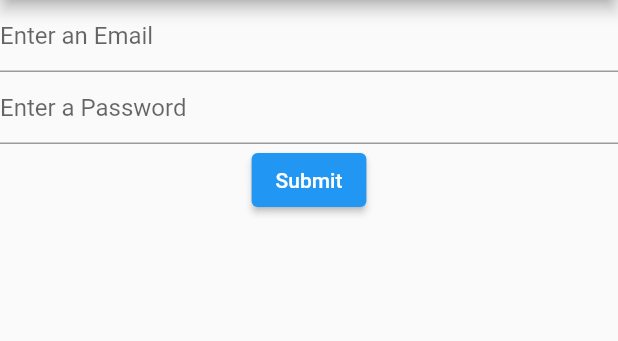
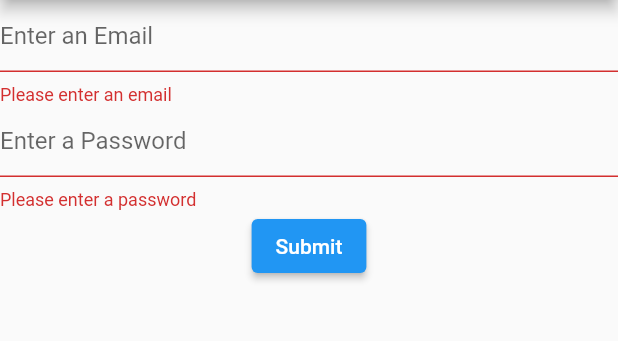
Before and after one commit to simpleittools/flutter_twit, a Flutter app: the screen it shows after launch, after a tap on "Submit", on a phone screen of 412 x 824 dp, the part 84-425 px from its top. Run offline on Flutter 3.47's test engine with Material 2 defaults, Android fonts, the phone set to English and light mode, and no system bars.

Commit message:
Add validation for email and password

```diff
--- a/lib/main.dart
+++ b/lib/main.dart
@@ -24,29 +24,57 @@ class MyHomePage extends StatefulWidget {
 }
 
 class _MyHomePageState extends State<MyHomePage> {
-  TextEditingController _emailController = TextEditingController();
-  TextEditingController _passwordController = TextEditingController();
+  final GlobalKey<FormState> _signInKey = GlobalKey();
+  final TextEditingController _emailController = TextEditingController();
+  final TextEditingController _passwordController = TextEditingController();
+  final RegExp emailValid = RegExp(
+      r"^[a-zA-Z0-9.a-zA-Z0-9.!#$%&'*+_/=>^_`{|}~]+@[a-zA-Z0-9]+\.[a-zA-Z]+");
   @override
   Widget build(BuildContext context) {
     return Scaffold(
       appBar: AppBar(title: const Text("Twitter Clone")),
       body: Form(
+        key: _signInKey,
         child: Column(
           children: <Widget>[
             TextFormField(
               controller: _emailController,
               keyboardType: TextInputType.emailAddress,
-              decoration: const InputDecoration(hintText: "Enter an Email"),
+              decoration: const InputDecoration(
+                hintText: "Enter an Email",
+              ),
+              validator: (value) {
+                if (value == null || value.isEmpty) {
+                  return "Please enter an email";
+                }
+                if (!emailValid.hasMatch(value)) {
+                  return "Please enter a valid email";
+                }
+                return null;
+              },
             ), //email
             TextFormField(
               controller: _passwordController,
               obscureText: true,
-              decoration: const InputDecoration(hintText: "Enter a Password"),
+              decoration: const InputDecoration(
+                hintText: "Enter a Password",
+              ),
+              validator: (value) {
+                if (value == null || value.isEmpty) {
+                  return "Please enter a password";
+                }
+                if (value.length < 6) {
+                  return "Password must be at least 6 characters";
+                }
+                return null;
+              },
             ), //password
             ElevatedButton(
               onPressed: () {
-                debugPrint("Email: ${_emailController.text}");
-                debugPrint("Password: ${_passwordController.text}");
+                if (_signInKey.currentState!.validate()) {
+                  debugPrint("Email: ${_emailController.text}");
+                  debugPrint("Password: ${_passwordController.text}");
+                }
               },
               child: const Text("Submit"),
             )
```
